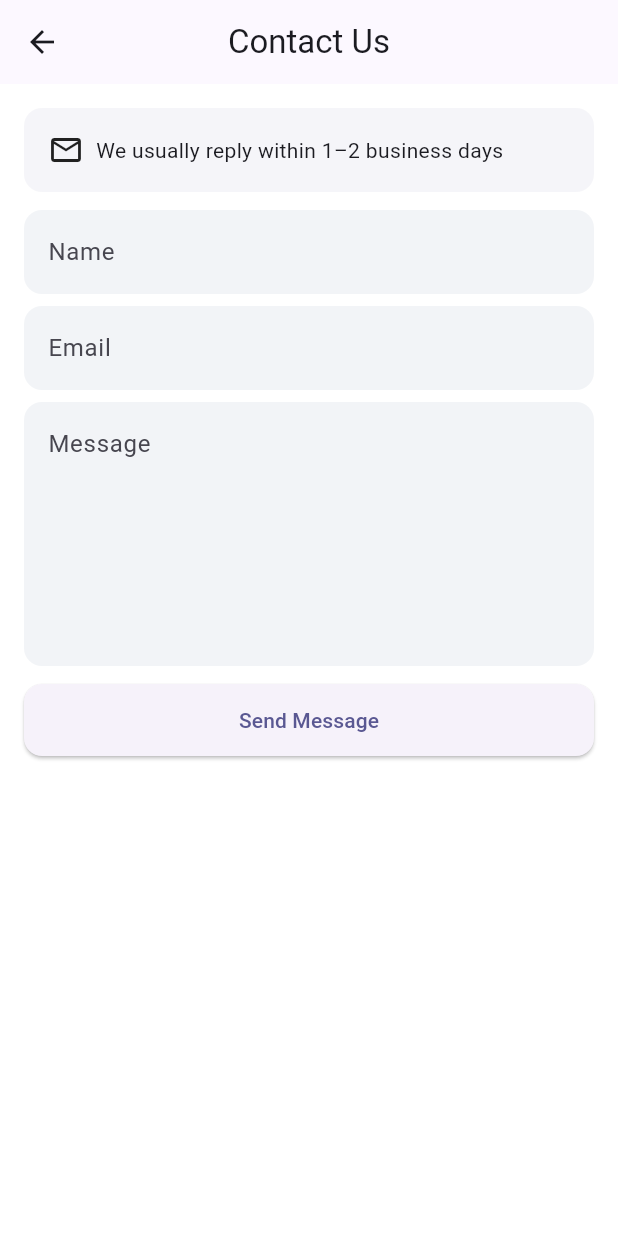
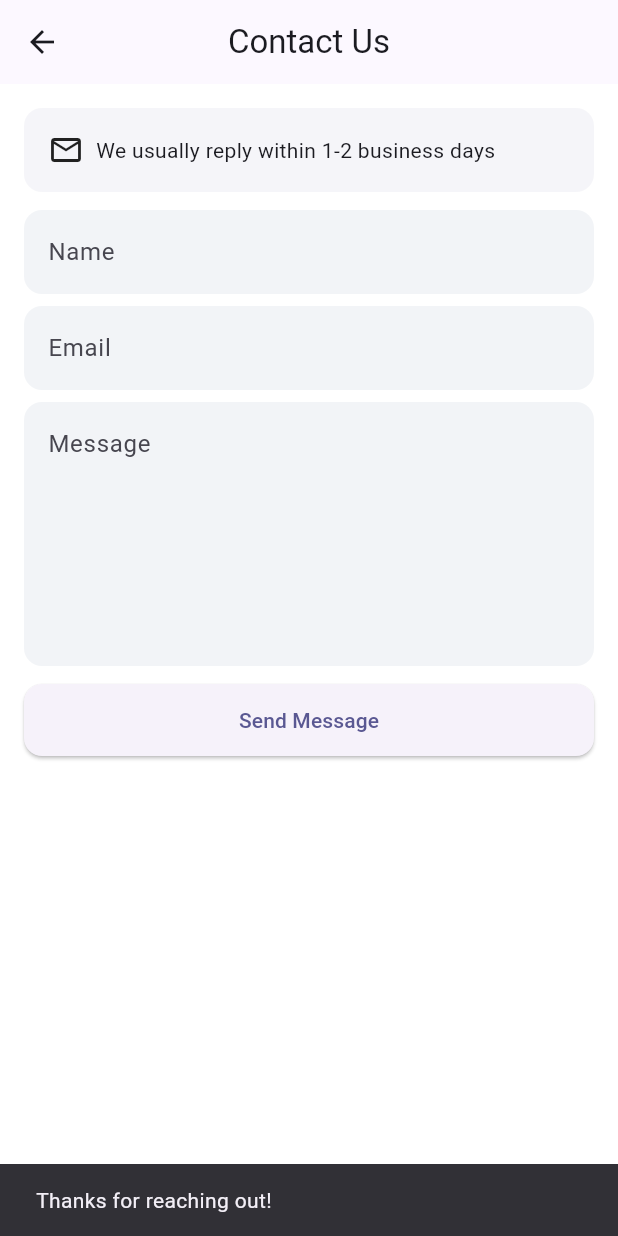
Before and after one commit to usama-8738/ClutterZen, a Flutter app: the ContactUsScreen screen opened by its route, after a tap on "Send Message", on a phone screen of 412 x 824 dp. Run offline on Flutter 3.47's test engine with Material 3 defaults, Android fonts, the phone set to English and light mode, and no system bars; our stand-ins replace cloud_firestore, firebase_auth, firebase_core, firebase_storage, google_sign_in, image_picker and 4 more; accounts and stored records are empty.

Commit message:
Refactor contact screen into banner and input widgets

```diff
--- a/clutter_zen/lib/screens/app/contact_us_screen.dart
+++ b/clutter_zen/lib/screens/app/contact_us_screen.dart
@@ -9,22 +9,94 @@ class ContactUsScreen extends StatelessWidget {
       appBar: AppBar(title: const Text('Contact Us')),
       body: ListView(
         padding: const EdgeInsets.all(16),
-        children: [
-          Container(
-            padding: const EdgeInsets.all(16),
-            decoration: BoxDecoration(color: Theme.of(context).colorScheme.primary.withOpacity(0.06), borderRadius: BorderRadius.circular(12)),
-            child: Row(children: [const Icon(Icons.email_outlined), const SizedBox(width: 8), Expanded(child: Text('We usually reply within 1–2 business days', style: Theme.of(context).textTheme.bodyMedium))]),
+        children: const [
+          _ResponseTimeBanner(),
+          SizedBox(height: 12),
+          _ContactField(hint: 'Name', keyboardType: TextInputType.name),
+          SizedBox(height: 8),
+          _ContactField(
+              hint: 'Email', keyboardType: TextInputType.emailAddress),
+          SizedBox(height: 8),
+          _ContactField(
+            hint: 'Message',
+            keyboardType: TextInputType.multiline,
+            maxLines: 6,
           ),
-          const SizedBox(height: 12),
-          TextField(decoration: const InputDecoration(hintText: 'Name', filled: true, fillColor: Color(0xFFF2F4F7), border: OutlineInputBorder(borderSide: BorderSide.none, borderRadius: BorderRadius.all(Radius.circular(12))))),
-          const SizedBox(height: 8),
-          TextField(decoration: const InputDecoration(hintText: 'Email', filled: true, fillColor: Color(0xFFF2F4F7), border: OutlineInputBorder(borderSide: BorderSide.none, borderRadius: BorderRadius.all(Radius.circular(12))))),
-          const SizedBox(height: 8),
-          TextField(decoration: const InputDecoration(hintText: 'Message', filled: true, fillColor: Color(0xFFF2F4F7), border: OutlineInputBorder(borderSide: BorderSide.none, borderRadius: BorderRadius.all(Radius.circular(12)))), maxLines: 6),
-          const SizedBox(height: 12),
-          ElevatedButton(onPressed: () {}, child: const Text('Send Message')),
+          SizedBox(height: 12),
+          _SubmitButton(),
         ],
       ),
     );
   }
 }
+
+class _ResponseTimeBanner extends StatelessWidget {
+  const _ResponseTimeBanner();
+
+  @override
+  Widget build(BuildContext context) {
+    return Container(
+      padding: const EdgeInsets.all(16),
+      decoration: BoxDecoration(
+        color: Theme.of(context).colorScheme.primary.withAlpha(15),
+        borderRadius: BorderRadius.circular(12),
+      ),
+      child: Row(
+        children: [
+          const Icon(Icons.email_outlined),
+          const SizedBox(width: 8),
+          Expanded(
+            child: Text(
+              'We usually reply within 1-2 business days',
+              style: Theme.of(context).textTheme.bodyMedium,
+            ),
+          ),
+        ],
+      ),
+    );
+  }
+}
+
+class _ContactField extends StatelessWidget {
+  const _ContactField({
+    required this.hint,
+    this.keyboardType,
+    this.maxLines = 1,
+  });
+
+  final String hint;
+  final TextInputType? keyboardType;
+  final int maxLines;
+
+  @override
+  Widget build(BuildContext context) {
+    return TextField(
+      keyboardType: keyboardType,
+      maxLines: maxLines,
+      decoration: const InputDecoration(
+        filled: true,
+        fillColor: Color(0xFFF2F4F7),
+        border: OutlineInputBorder(
+          borderSide: BorderSide.none,
+          borderRadius: BorderRadius.all(Radius.circular(12)),
+        ),
+      ).copyWith(hintText: hint),
+    );
+  }
+}
+
+class _SubmitButton extends StatelessWidget {
+  const _SubmitButton();
+
+  @override
+  Widget build(BuildContext context) {
+    return ElevatedButton(
+      onPressed: () {
+        ScaffoldMessenger.of(context).showSnackBar(
+          const SnackBar(content: Text('Thanks for reaching out!')),
+        );
+      },
+      child: const Text('Send Message'),
+    );
+  }
+}
```
